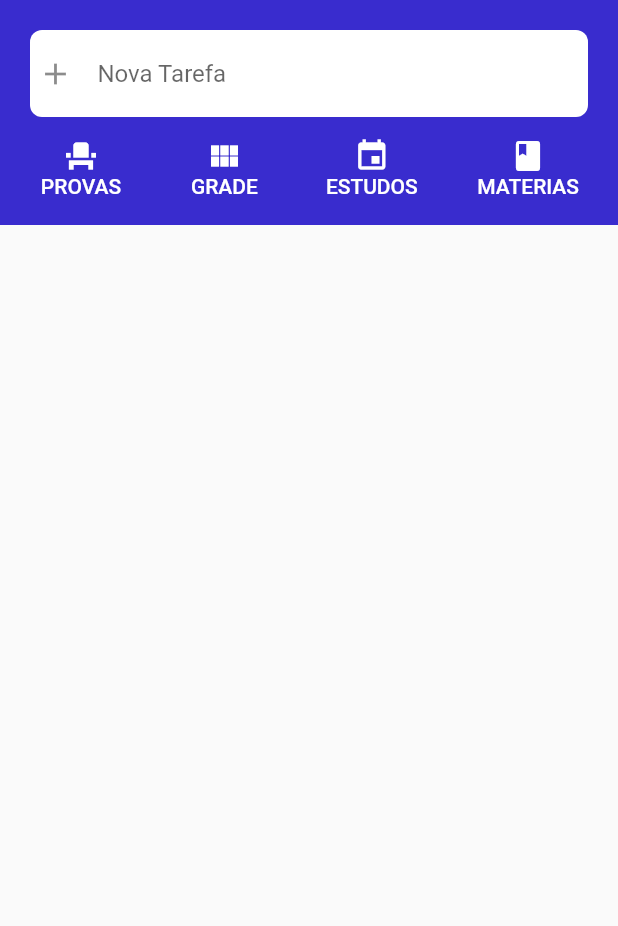
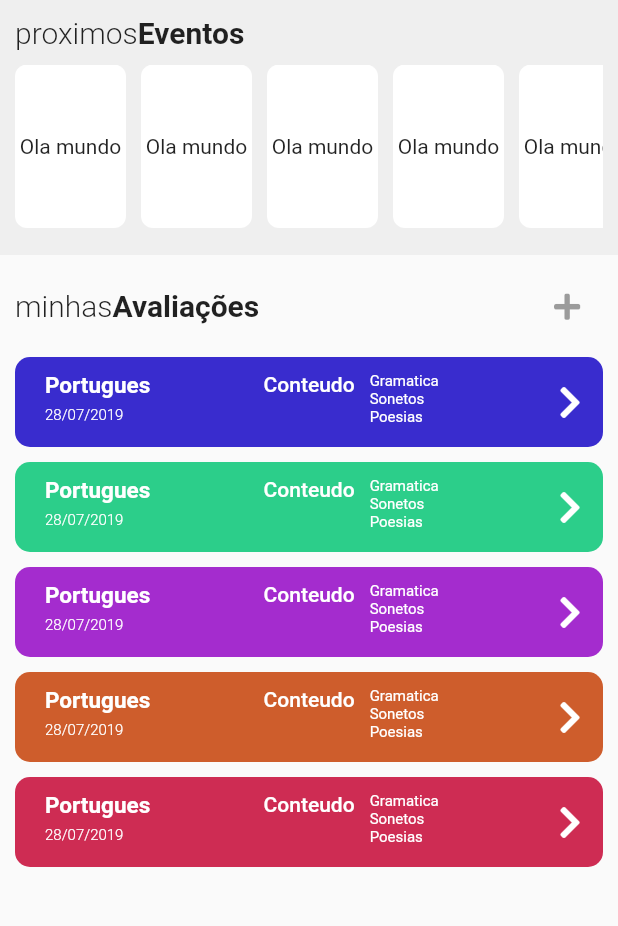
Before and after one commit to simaopedros/Student-Tasks, a Flutter app: the HomePage screen opened by its route, after a tap on "PROVAS", on a phone screen of 412 x 824 dp, the part 84-1010 px from its top. Run offline on Flutter 3.47's test engine with Material 2 defaults, Android fonts, the phone set to English and light mode, and no system bars; our stand-ins replace font_awesome_flutter, google_fonts.

Commit message:
Finalizado Layout Home e Iniciado Layout Provas.

```diff
--- a/lib/main.dart
+++ b/lib/main.dart
@@ -1,4 +1,8 @@
+import 'package:appuniversitario/src/pages/estudo_page.dart';
+import 'package:appuniversitario/src/pages/grade_page.dart';
 import 'package:appuniversitario/src/pages/home_page.dart';
+import 'package:appuniversitario/src/pages/materia_page.dart';
+import 'package:appuniversitario/src/pages/provas_page.dart';
 import 'package:flutter/material.dart';
 
 void main() => runApp(MyApp());
@@ -13,7 +17,11 @@ class MyApp extends StatelessWidget {
       title: 'StudentsTasks',
       initialRoute: 'home',
       routes: {
-        'home' : (BuildContext context) => HomePage()
+        'home'    : (BuildContext context) => HomePage(),
+        'provas'  : (BuildContext context) => ProvaPage(),
+        'grade'   : (BuildContext context) => GradePage(),
+        'materia' : (BuildContext context) => MateriaPage(),
+        'estudo'  : (BuildContext context) => EstudoPage(),
       },
     );
   }
--- /dev/null
+++ b/lib/src/pages/estudo_page.dart
@@ -0,0 +1,16 @@
+import 'package:appuniversitario/src/widget/appbar_widget.dart';
+import 'package:flutter/material.dart';
+
+class EstudoPage extends StatelessWidget {
+  const EstudoPage({Key key}) : super(key: key);
+
+  @override
+  Widget build(BuildContext context) {
+    return Scaffold(
+      appBar: appBarPadrao(),
+      body: Container(
+        child: Center(child: Text("EstudoPage")),
+      ),
+    );
+  }
+}
--- /dev/null
+++ b/lib/src/pages/grade_page.dart
@@ -0,0 +1,16 @@
+import 'package:appuniversitario/src/widget/appbar_widget.dart';
+import 'package:flutter/material.dart';
+
+class GradePage extends StatelessWidget {
+  const GradePage({Key key}) : super(key: key);
+
+  @override
+  Widget build(BuildContext context) {
+    return Scaffold(
+      appBar: appBarPadrao(),
+      body: Container(
+        child: Center(child: Text("GradePage")),
+      ),
+    );
+  }
+}
--- a/lib/src/pages/home_page.dart
+++ b/lib/src/pages/home_page.dart
@@ -1,132 +1,127 @@
+import 'package:appuniversitario/src/widget/appbar_widget.dart';
+import 'package:appuniversitario/src/widget/cardstory_widget.dart';
+import 'package:appuniversitario/src/widget/menusuperior_widget.dart';
+import 'package:appuniversitario/src/widget/titulo_widget.dart';
 import 'package:flutter/material.dart';
-import 'package:google_fonts/google_fonts.dart';
 
 class HomePage extends StatelessWidget {
-  const HomePage({Key key}) : super(key: key);
+
 
   @override
   Widget build(BuildContext context) {
     return Scaffold(
-        appBar: _appBar(),
+        appBar: appBarPadrao(),
         body: SingleChildScrollView(
           child: Column(
             children: <Widget>[
-              _barraSuperior(),
+              barraSuperior(context, true),
+              CardStory(),
+              _tarefasPendentes(),
+              _blocoDeNotas(),
             ],
           ),
         ));
   }
 
-  AppBar _appBar(){
-    return AppBar(
-          title: Row(
+  Widget _blocoDeNotas() {
+    return Container(
+      padding: EdgeInsets.all(10.0),
+      child: Column(
         children: <Widget>[
-              Text("Students", style: GoogleFonts.roboto(fontWeight: FontWeight.w300)),
-              Text("Task", style: GoogleFonts.roboto(fontWeight: FontWeight.bold),),
+          Titulo("blocoDe", "Notas"),
+          _notas(),
+          _notas(),
+          _notas(),
+          _notas(),
         ],
       ),
-          backgroundColor: Color.fromRGBO(57, 44, 206, 1.0),
-          elevation: 0.0,
-          actions: <Widget>[
-            IconButton(
-              onPressed: (){},
-                icon: Icon(
-              Icons.note_add,
-              color: Colors.white,
-            )),
-            IconButton(
-              onPressed: (){},
-                icon: Icon(
-              Icons.more_vert,
-              color: Colors.white,
+    );
+  }
+
+  Widget _notas() {
+    return Stack(
+      children: <Widget>[
+        Container(
+        margin: EdgeInsets.only(top: 10.0),
+        padding: EdgeInsets.all(20.0),
+        child: Text("Isso é uma nota a ser observada em algum dia e por mais que tente ela nunca sera tao grande assim"),
+        decoration: BoxDecoration(
+          color: Color.fromRGBO(218, 242, 39, 1.0),
+          borderRadius: BorderRadius.circular(5)
+
+        ),
+      ),
+      Positioned(
+        right: -10,
+        top: 0,
+        child: IconButton(
+          icon: Icon(Icons.delete_forever),
+          onPressed: null
         ))
       ],
     );
   }
 
-
-  Widget _barraSuperior() {
+  Widget _tarefasPendentes() {
     return Container(
-      height: 150.0,
-      width: double.infinity,
-      color: Color.fromRGBO(57, 44, 206, 1.0),
-      child: SafeArea(
+      padding: EdgeInsets.all(10.0),
       child: Column(
         children: <Widget>[
-            SizedBox(height: 20.0,),
-            Container(
-              decoration: BoxDecoration(
-                borderRadius: BorderRadius.circular(8.0),
-                color: Colors.white,
-              ),
-              padding: EdgeInsets.all(5.0),
-              margin: EdgeInsets.symmetric(horizontal: 20.0),
-
-              child: TextField(
-                decoration: InputDecoration(
-                  hintText: "Nova Tarefa",
-                  icon: Icon(Icons.add),
-                  border: InputBorder.none
-                ),
-              ),
-            ),
-            _menuSuperios(),
-          ],
-        )
-      ),
-    );
-  }
-
-  Widget _menuSuperios(){
-    return Container(
-      padding: EdgeInsets.all(10.0),
-      child: Row(
-        mainAxisAlignment: MainAxisAlignment.spaceBetween,
-        children: <Widget>[
-          FlatButton(
-            onPressed: (){},
-            child: Column(
-              children: <Widget>[
-                Icon(Icons.event_seat, color: Colors.white,),
-                Text("PROVAS", style: TextStyle(color: Colors.white),)
-              ],
-            )
-          ),
-
-          FlatButton(
-            onPressed: (){},
-            child: Column(
-              children: <Widget>[
-                Icon(Icons.view_module, color: Colors.white,),
-                Text("GRADE", style: TextStyle(color: Colors.white),)
-              ],
-            )
-          ),
-
-          FlatButton(
-            onPressed: (){},
-            child: Column(
-              children: <Widget>[
-                Icon(Icons.insert_invitation, color: Colors.white,),
-                Text("ESTUDOS", style: TextStyle(color: Colors.white),)
-              ],
-            )
-          ),
-
-          FlatButton(
-            onPressed: (){},
-            child: Column(
-              children: <Widget>[
-                Icon(Icons.book, color: Colors.white,),
-                Text("MATERIAS", style: TextStyle(color: Colors.white),)
-              ],
-            )
-          ),
+          Titulo("tarefas", "Pendentes"),
+          _listaTarefas(),
         ],
       ),
     );
   }
 
+  Widget _listaTarefas() {
+    return Container(
+      padding: EdgeInsets.only(top: 15.0),
+      width: double.infinity,
+      child: Column(
+        children: <Widget>[
+          _tarefa(),
+          Divider(),
+          _tarefa(),
+          Divider(),
+          _tarefa(),
+          Divider(),
+          _tarefa(),
+          Divider(),
+          _tarefa(),
+          Divider(),
+          _tarefa(),
+        ],
+      ),
+    );
+  }
 
+  Widget _tarefa() {
+    return Dismissible(
+      key: UniqueKey(),
+      direction: DismissDirection.startToEnd,
+      background: Container(
+        color: Color.fromRGBO(105, 205, 105, 1.0),
+        child: Row(
+          children: <Widget>[
+            SizedBox(
+              width: 10.0,
+            ),
+            Icon(Icons.timer),
+            SizedBox(
+              width: 10.0,
+            ),
+            Text("Criar Evento"),
+            Expanded(child: Container()),
+          ],
+        ),
+      ),
+      child: ListTile(
+        title: Text("Essa é uma tarefa a ser feita"),
+        //leading: Icon(Icons.calendar_view_day),
+        trailing: Icon(Icons.check_box_outline_blank),
+      ),
+    );
+  }
 
 }
--- /dev/null
+++ b/lib/src/pages/materia_page.dart
@@ -0,0 +1,16 @@
+import 'package:appuniversitario/src/widget/appbar_widget.dart';
+import 'package:flutter/material.dart';
+
+class MateriaPage extends StatelessWidget {
+  const MateriaPage({Key key}) : super(key: key);
+
+  @override
+  Widget build(BuildContext context) {
+    return Scaffold(
+      appBar: appBarPadrao(),
+      body: Container(
+        child: Center(child: Text("MateriaPage")),
+      ),
+    );
+  }
+}
--- /dev/null
+++ b/lib/src/pages/provas_page.dart
@@ -0,0 +1,51 @@
+import 'package:appuniversitario/src/widget/appbar_widget.dart';
+import 'package:appuniversitario/src/widget/cardstory_widget.dart';
+import 'package:appuniversitario/src/widget/etiquetamateria_widget.dart';
+import 'package:appuniversitario/src/widget/titulo_widget.dart';
+import 'package:flutter/material.dart';
+import 'package:font_awesome_flutter/font_awesome_flutter.dart';
+
+class ProvaPage extends StatelessWidget {
+  const ProvaPage({Key key}) : super(key: key);
+
+  @override
+  Widget build(BuildContext context) {
+    return Scaffold(
+        appBar: appBarPadrao(),
+        body: SafeArea(
+          child: SingleChildScrollView(
+            child: Container(
+              width: double.infinity,
+              decoration: BoxDecoration(
+                borderRadius: BorderRadius.circular(5.0)
+              ),
+              child: Column(
+                children: <Widget>[
+                  CardStory(),
+                  Container(
+                    padding: EdgeInsets.all(10.0),
+                    child: Column(
+                      children: <Widget>[
+                        Row(
+                          children: <Widget>[
+                            Titulo("minhas", "Avaliações"),
+                            Expanded(child: Container()),
+                            IconButton(icon: Icon(FontAwesomeIcons.plus, size: 20.0,), onPressed: null)
+                          ],
+                        ),
+                        EtiquetaMateria("Portugues", "28/07/2019", Color.fromRGBO(57, 44, 206, 1.0)),
+                        EtiquetaMateria("Portugues", "28/07/2019", Color.fromRGBO(44, 206, 138, 1.0)),
+                        EtiquetaMateria("Portugues", "28/07/2019", Color.fromRGBO(164, 44, 206, 1.0)),
+                        EtiquetaMateria("Portugues", "28/07/2019", Color.fromRGBO(206, 93, 44, 1.0)),
+                        EtiquetaMateria("Portugues", "28/07/2019", Color.fromRGBO(206, 44, 83, 1.0)),
+
+                      ],
+                    )
+                  ),
+                ],
+              ),
+            ),
+          ),
+        ));
+  }
+}
--- /dev/null
+++ b/lib/src/widget/appbar_widget.dart
@@ -0,0 +1,33 @@
+import 'package:flutter/material.dart';
+import 'package:google_fonts/google_fonts.dart';
+
+Widget appBarPadrao(){
+  return AppBar(
+      title: Row(
+        children: <Widget>[
+          Text("Students",
+              style: GoogleFonts.roboto(fontWeight: FontWeight.w300)),
+          Text(
+            "Task",
+            style: GoogleFonts.roboto(fontWeight: FontWeight.bold),
+          ),
+        ],
+      ),
+      backgroundColor: Color.fromRGBO(56, 44, 206, 1.0),
+      elevation: 0.0,
+      actions: <Widget>[
+        IconButton(
+            onPressed: () {},
+            icon: Icon(
+              Icons.note_add,
+              color: Colors.white,
+            )),
+        IconButton(
+            onPressed: () {},
+            icon: Icon(
+              Icons.more_vert,
+              color: Colors.white,
+            ))
+      ],
+    );
+}
--- /dev/null
+++ b/lib/src/widget/cardstory_widget.dart
@@ -0,0 +1,49 @@
+import 'package:appuniversitario/src/widget/titulo_widget.dart';
+import 'package:flutter/material.dart';
+
+class CardStory extends StatelessWidget {
+  @override
+  Widget build(BuildContext context) {
+    return Container(
+      padding: EdgeInsets.all(10.0),
+      color: Color.fromRGBO(239, 239, 239, 1),
+      height: 170,
+      child: Column(
+        children: <Widget>[
+          Titulo("proximos", "Eventos"),
+          SizedBox(
+            height: 10.0,
+          ),
+          SingleChildScrollView(
+            scrollDirection: Axis.horizontal,
+            child: Row(
+              children: <Widget>[
+                _cardStory(),
+                _cardStory(),
+                _cardStory(),
+                _cardStory(),
+                _cardStory(),
+                _cardStory()
+              ],
+            ),
+          ),
+        ],
+      ),
+    );
+  }
+
+  Widget _cardStory() {
+    return Container(
+      margin: EdgeInsets.only(right: 10.0),
+      child: Container(
+        decoration: BoxDecoration(
+          color: Colors.white,
+          borderRadius: BorderRadius.circular(8.0),
+        ),
+        height: 109.0,
+        width: 74.0,
+        child: Center(child: Text("Ola mundo")),
+      ),
+    );
+  }
+}
--- /dev/null
+++ b/lib/src/widget/etiquetamateria_widget.dart
@@ -0,0 +1,64 @@
+import 'package:flutter/material.dart';
+import 'package:font_awesome_flutter/font_awesome_flutter.dart';
+import 'package:google_fonts/google_fonts.dart';
+
+class EtiquetaMateria extends StatelessWidget {
+  final String _materia;
+  final String _data;
+  final Color _cor;
+
+  const EtiquetaMateria(this._materia, this._data, this._cor);
+
+  @override
+  Widget build(BuildContext context) {
+    return Container(
+      margin: EdgeInsets.only(top: 10.0),
+        padding: EdgeInsets.all(10.0),
+        decoration: BoxDecoration(
+          color: _cor,
+          borderRadius: BorderRadius.circular(10.0),
+        ),
+        height: 60.0,
+        width: double.infinity,
+        child: Row(
+          children: <Widget>[
+            Container(
+                padding: EdgeInsets.symmetric(horizontal: 10.0),
+                child: Column(
+                  crossAxisAlignment: CrossAxisAlignment.start,
+                  children: <Widget>[
+                    Text(_materia, style: GoogleFonts.roboto(color: Colors.white, fontWeight: FontWeight.bold, fontSize: 15.0 ),),
+                    SizedBox(height: 5.0,),
+                    Text(_data,  style: GoogleFonts.roboto(color: Colors.white, fontWeight: FontWeight.w300, fontSize: 10.0 ),)],
+                )),
+            Expanded(child: Container()),
+
+            Container(
+              child: Column(
+                children: <Widget>[
+                  Text("Conteudo", style: GoogleFonts.roboto(color: Colors.white , fontWeight: FontWeight.w500),),
+                  Expanded(child: Container())
+                ],),),
+
+            Container(
+              margin: EdgeInsets.symmetric(horizontal: 10.0),
+              child: Column(
+                crossAxisAlignment: CrossAxisAlignment.start,
+                children: <Widget>[
+                  Text("Gramatica", style: GoogleFonts.roboto(fontSize: 10.0, color: Colors.white),),
+                  Text("Sonetos", style: GoogleFonts.roboto(fontSize: 10.0, color: Colors.white),),
+                  Text("Poesias", style: GoogleFonts.roboto(fontSize: 10.0, color: Colors.white),),
+                ],
+              ),
+            ),
+            Expanded(child: Container()),
+            Container(
+              child: Icon(FontAwesomeIcons.chevronRight, color: Colors.white,),
+            )
+
+
+
+          ],
+        ));
+  }
+}
--- /dev/null
+++ b/lib/src/widget/menusuperior_widget.dart
@@ -0,0 +1,107 @@
+import 'package:flutter/material.dart';
+import 'package:font_awesome_flutter/font_awesome_flutter.dart';
+
+Widget barraSuperior(context, bool addNota) {
+    return Container(
+      height: addNota==true?150.0:100.0,
+      width: double.infinity,
+      color: Color.fromRGBO(56, 44, 206, 1.0),
+      child: SafeArea(
+          child: Column(
+        children: <Widget>[
+          SizedBox(
+            height: 15.0,
+          ),
+          addNota == true?Container(
+            decoration: BoxDecoration(
+              borderRadius: BorderRadius.circular(8.0),
+              color: Colors.white,
+            ),
+            padding: EdgeInsets.all(5.0),
+            margin: EdgeInsets.symmetric(horizontal: 20.0),
+            child: TextField(
+              decoration: InputDecoration(
+                  hintText: "Nova Tarefa",
+                  icon: Icon(
+                    Icons.add,
+                    color: Color.fromRGBO(56, 44, 206, 1.0),
+                  ),
+                  border: InputBorder.none),
+            ),
+          ):Container(),
+          _menuSuperios(context),
+        ],
+      )),
+    );
+  }
+
+  Widget _menuSuperios(BuildContext context) {
+    return Container(
+      padding: EdgeInsets.all(10.0),
+      child: Row(
+        mainAxisAlignment: MainAxisAlignment.spaceBetween,
+        children: <Widget>[
+          FlatButton(
+              onPressed: () => Navigator.pushNamed(context, "provas"),
+              child: Column(
+                children: <Widget>[
+                  Icon(
+                    FontAwesomeIcons.fileSignature,
+                    color: Colors.white,
+                  ),
+                  SizedBox(height: 10.0,),
+                  Text(
+                    "PROVAS",
+                    style: TextStyle(color: Colors.white),
+                  )
+                ],
+              )),
+          FlatButton(
+              onPressed: () => Navigator.pushNamed(context, 'grade'),
+              child: Column(
+                children: <Widget>[
+                  Icon(
+                    FontAwesomeIcons.thLarge,
+                    color: Colors.white,
+                  ),
+                  SizedBox(height: 10.0,),
+                  Text(
+                    "GRADE",
+                    style: TextStyle(color: Colors.white),
+                  )
+                ],
+              )),
+          FlatButton(
+              onPressed: () => Navigator.pushNamed(context, 'estudo'),
+              child: Column(
+                children: <Widget>[
+                  Icon(
+                    FontAwesomeIcons.bookReader,
+                    color: Colors.white,
+                  ),
+                  SizedBox(height: 10.0,),
+                  Text(
+                    "ESTUDOS",
+                    style: TextStyle(color: Colors.white),
+                  )
+                ],
+              )),
+          FlatButton(
+              onPressed: () => Navigator.pushNamed(context, 'materia'),
+              child: Column(
+                children: <Widget>[
+                  Icon(
+                    FontAwesomeIcons.book,
+                    color: Colors.white,
+                  ),
+                  SizedBox(height: 10.0,),
+                  Text(
+                    "MATERIAS",
+                    style: TextStyle(color: Colors.white),
+                  )
+                ],
+              )),
+        ],
+      ),
+    );
+  }
--- /dev/null
+++ b/lib/src/widget/titulo_widget.dart
@@ -0,0 +1,29 @@
+import 'package:flutter/material.dart';
+import 'package:google_fonts/google_fonts.dart';
+
+class Titulo extends StatelessWidget {
+
+  final String _firstTitulo;
+  final String _secondTitulo;
+
+  Titulo(this._firstTitulo, this._secondTitulo);
+
+  @override
+  Widget build(BuildContext context) {
+    return Row(
+      children: <Widget>[
+        Text(
+          _firstTitulo,
+          style:
+              GoogleFonts.roboto(fontWeight: FontWeight.w300, fontSize: 20.0),
+        ),
+        Text(
+          _secondTitulo,
+          style:
+              GoogleFonts.roboto(fontWeight: FontWeight.bold, fontSize: 20.0),
+        )
+      ],
+    );
+  }
+
+}
--- a/pubspec.yaml
+++ b/pubspec.yaml
@@ -24,6 +24,8 @@ dependencies:
   # Use with the CupertinoIcons class for iOS style icons.
   cupertino_icons: ^0.1.2
   google_fonts: ^0.3.10
+  font_awesome_flutter: ^8.8.1
+
 
 
 dev_dependencies:
```
Also changed, not shown: pubspec.lock, 2 other files. Lines whose indentation alone changed are shown as unchanged.
